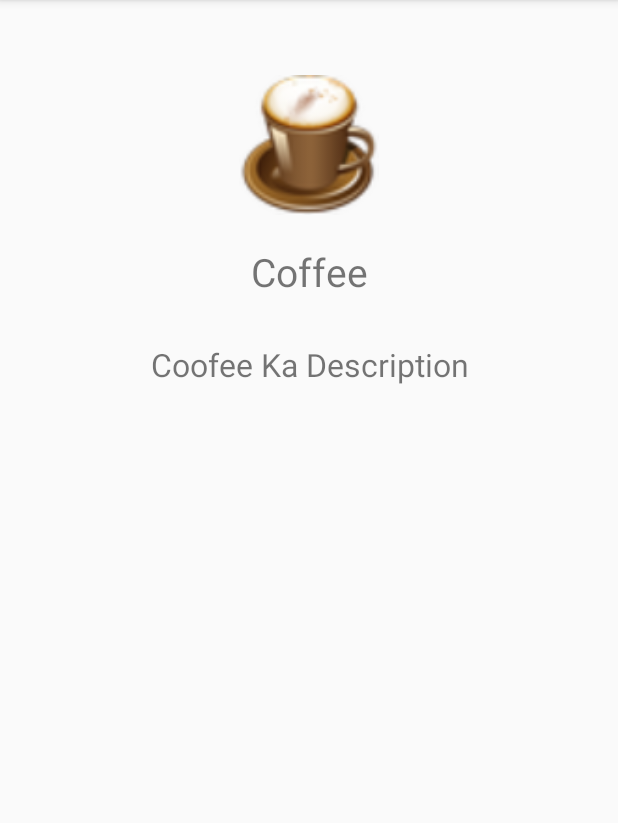
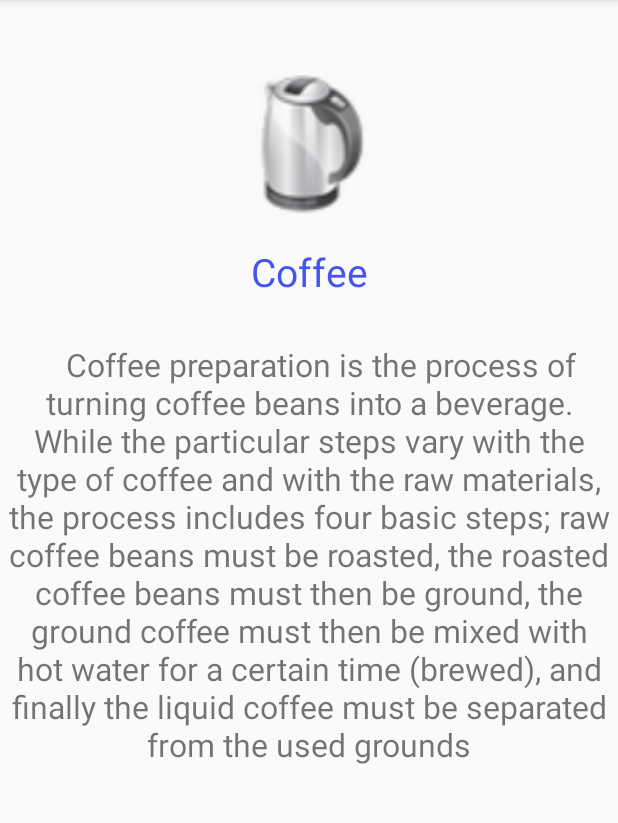
Before and after one commit to gautam0x/Restaurant-Menu-App, an Android app: the screen it shows after launch (FoodDetails), after a tap on an icon or button, on a phone screen of 412 x 824 dp, the part 84-907 px from its top. Run offline under Robolectric (Android 15) with nearby library versions, the phone set to English and light mode, and no system bars.

Commit message:
Full Functional Resturent Menu

```diff
--- a/app/src/main/java/com/gautam/foodapp/FoodDetails.kt
+++ b/app/src/main/java/com/gautam/foodapp/FoodDetails.kt
@@ -2,11 +2,20 @@ package com.gautam.foodapp
 
 import androidx.appcompat.app.AppCompatActivity
 import android.os.Bundle
+import kotlinx.android.synthetic.main.activity_food_details.*
 
 class FoodDetails : AppCompatActivity() {
 
     override fun onCreate(savedInstanceState: Bundle?) {
         super.onCreate(savedInstanceState)
         setContentView(R.layout.activity_food_details)
+
+        var bundle = intent.extras
+
+        if (bundle != null) {
+            imgDisplay.setImageResource(bundle.getInt("img"))
+            descDisplay.text = bundle.getString("desc")
+            namDisplay.text = bundle.getString("name")
+        }
     }
 }
--- a/app/src/main/java/com/gautam/foodapp/MainActivity.kt
+++ b/app/src/main/java/com/gautam/foodapp/MainActivity.kt
@@ -52,6 +52,9 @@ class MainActivity : AppCompatActivity() {
 
             foodview.imViewTicket.setOnClickListener({
                 val FDIntent = Intent(context,FoodDetails::class.java)
+                FDIntent.putExtra("name",food.name!!)
+                FDIntent.putExtra("img",food.img!!)
+                FDIntent.putExtra("desc",food.desc!!)
                 context!!.startActivity(FDIntent)
             })
 
--- a/app/src/main/res/layout/activity_food_details.xml
+++ b/app/src/main/res/layout/activity_food_details.xml
@@ -16,6 +16,7 @@
 
     <TextView
         android:id="@+id/namDisplay"
+        android:textColor="@color/blue"
         android:layout_width="match_parent"
         android:layout_height="wrap_content"
         android:layout_marginTop="20dp"
--- a/app/src/main/res/values/colors.xml
+++ b/app/src/main/res/values/colors.xml
@@ -5,4 +5,5 @@
     <color name="colorAccent">#D81B60</color>
     <color name="white">#FFFFFF</color>
     <color name="gray">#D3D4D4D4</color>
+    <color name="blue">#4455ee</color>
 </resources>
```
